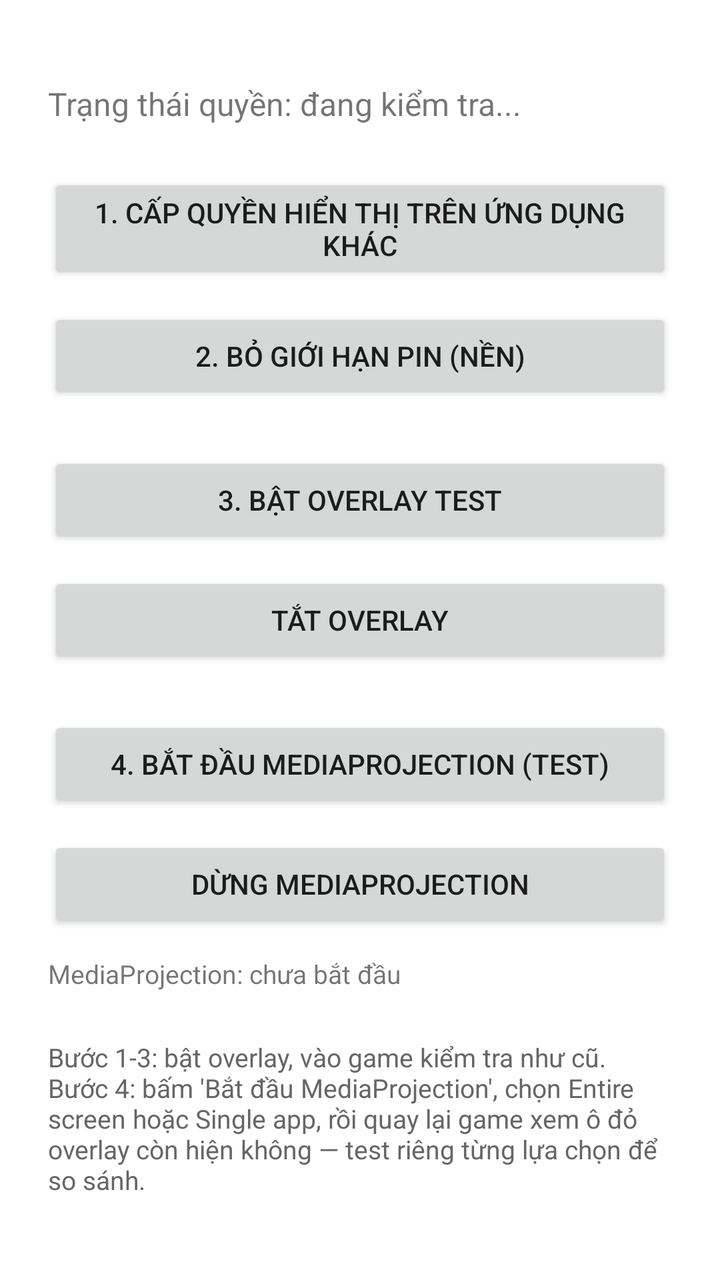
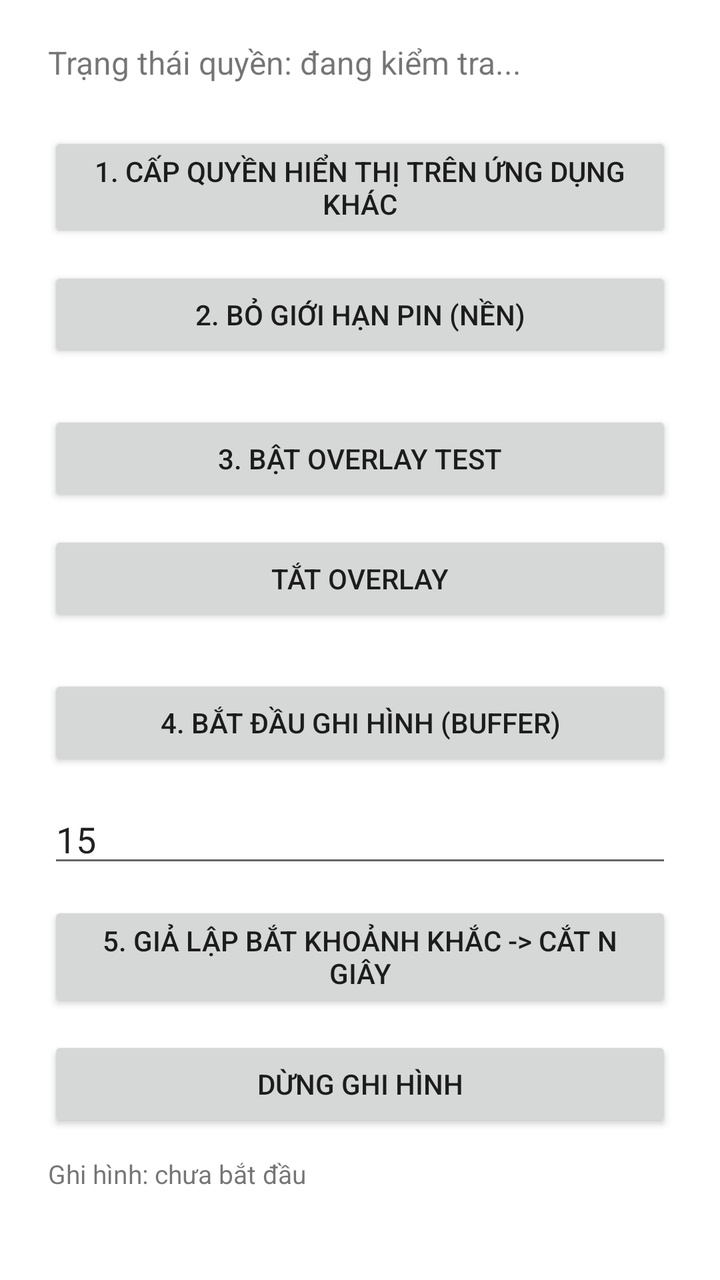

The first picture is an Android layout as it rendered before a commit; the second is the same layout after the commit. The layout source and the unified diff follow.
<!-- AndroidManifest.xml: application theme Theme.OverlayTest -->
<!-- res/layout/activity_main.xml -->
<?xml version="1.0" encoding="utf-8"?>
<LinearLayout xmlns:android="http://schemas.android.com/apk/res/android"
    android:layout_width="match_parent"
    android:layout_height="match_parent"
    android:orientation="vertical"
    android:gravity="center"
    android:padding="24dp">

    <TextView
        android:id="@+id/statusText"
        android:layout_width="match_parent"
        android:layout_height="wrap_content"
        android:text="Trạng thái quyền: đang kiểm tra..."
        android:textSize="16sp"
        android:layout_marginBottom="24dp" />

    <Button
        android:id="@+id/btnRequestPermission"
        android:layout_width="match_parent"
        android:layout_height="wrap_content"
        android:text="1. Cấp quyền hiển thị trên ứng dụng khác" />

    <Button
        android:id="@+id/btnBatteryOptimization"
        android:layout_width="match_parent"
        android:layout_height="wrap_content"
        android:layout_marginTop="12dp"
        android:text="2. Bỏ giới hạn pin (nền)" />

    <Button
        android:id="@+id/btnStartOverlay"
        android:layout_width="match_parent"
        android:layout_height="wrap_content"
        android:layout_marginTop="24dp"
        android:text="3. BẬT overlay test" />

    <Button
        android:id="@+id/btnStopOverlay"
        android:layout_width="match_parent"
        android:layout_height="wrap_content"
        android:layout_marginTop="12dp"
        android:text="TẮT overlay" />

    <Button
        android:id="@+id/btnStartProjection"
        android:layout_width="match_parent"
        android:layout_height="wrap_content"
        android:layout_marginTop="24dp"
        android:text="4. Bắt đầu MediaProjection (test)" />

    <Button
        android:id="@+id/btnStopProjection"
        android:layout_width="match_parent"
        android:layout_height="wrap_content"
        android:layout_marginTop="12dp"
        android:text="Dừng MediaProjection" />

    <TextView
        android:id="@+id/projectionStatus"
        android:layout_width="match_parent"
        android:layout_height="wrap_content"
        android:layout_marginTop="12dp"
        android:textSize="13sp"
        android:text="MediaProjection: chưa bắt đầu" />

    <TextView
        android:layout_width="match_parent"
        android:layout_height="wrap_content"
        android:layout_marginTop="24dp"
        android:textSize="13sp"
        android:textColor="#666666"
        android:text="Bước 1-3: bật overlay, vào game kiểm tra như cũ. Bước 4: bấm 'Bắt đầu MediaProjection', chọn Entire screen hoặc Single app, rồi quay lại game xem ô đỏ overlay còn hiện không — test riêng từng lựa chọn để so sánh." />

</LinearLayout>
<!-- resources referenced by this layout -->
<resources>
  <style name="Theme.OverlayTest" parent="Theme.MaterialComponents.DayNight.NoActionBar">
          <item name="colorPrimary">#2196F3</item>
          <item name="colorPrimaryDark">#1976D2</item>
          <item name="colorAccent">#FF4081</item>
      </style>
</resources>

<!-- the commit's change to res/layout/activity_main.xml (unified diff, before → after) -->
@@ -46,14 +46,30 @@
         android:layout_width="match_parent"
         android:layout_height="wrap_content"
         android:layout_marginTop="24dp"
-        android:text="4. Bắt đầu MediaProjection (test)" />
+        android:text="4. Bắt đầu ghi hình (buffer)" />
+
+    <EditText
+        android:id="@+id/inputSeconds"
+        android:layout_width="match_parent"
+        android:layout_height="wrap_content"
+        android:layout_marginTop="12dp"
+        android:hint="Số giây N muốn cắt (mặc định 15)"
+        android:inputType="number"
+        android:text="15" />
+
+    <Button
+        android:id="@+id/btnSimulateCapture"
+        android:layout_width="match_parent"
+        android:layout_height="wrap_content"
+        android:layout_marginTop="12dp"
+        android:text="5. Giả lập bắt khoảnh khắc -> Cắt N giây" />
 
     <Button
         android:id="@+id/btnStopProjection"
         android:layout_width="match_parent"
         android:layout_height="wrap_content"
         android:layout_marginTop="12dp"
-        android:text="Dừng MediaProjection" />
+        android:text="Dừng ghi hình" />
 
     <TextView
         android:id="@+id/projectionStatus"
@@ -61,7 +77,7 @@
         android:layout_height="wrap_content"
         android:layout_marginTop="12dp"
         android:textSize="13sp"
-        android:text="MediaProjection: chưa bắt đầu" />
+        android:text="Ghi hình: chưa bắt đầu" />
 
     <TextView
         android:layout_width="match_parent"
@@ -69,6 +85,6 @@
         android:layout_marginTop="24dp"
         android:textSize="13sp"
         android:textColor="#666666"
-        android:text="Bước 1-3: bật overlay, vào game kiểm tra như cũ. Bước 4: bấm 'Bắt đầu MediaProjection', chọn Entire screen hoặc Single app, rồi quay lại game xem ô đỏ overlay còn hiện không — test riêng từng lựa chọn để so sánh." />
+        android:text="Bước 4: bấm 'Bắt đầu ghi hình', chọn Entire screen. Vào game chơi vài chục giây. Bước 5: bấm 'Giả lập bắt khoảnh khắc' bất kỳ lúc nào — app sẽ cắt đúng N giây gần nhất thành file MP4 trong bộ nhớ app (Movies). Kiểm tra file bằng ứng dụng quản lý file, xem có mượt không, có đúng N giây không, có bị giật khi chơi game trong lúc ghi không." />
 
 </LinearLayout>
